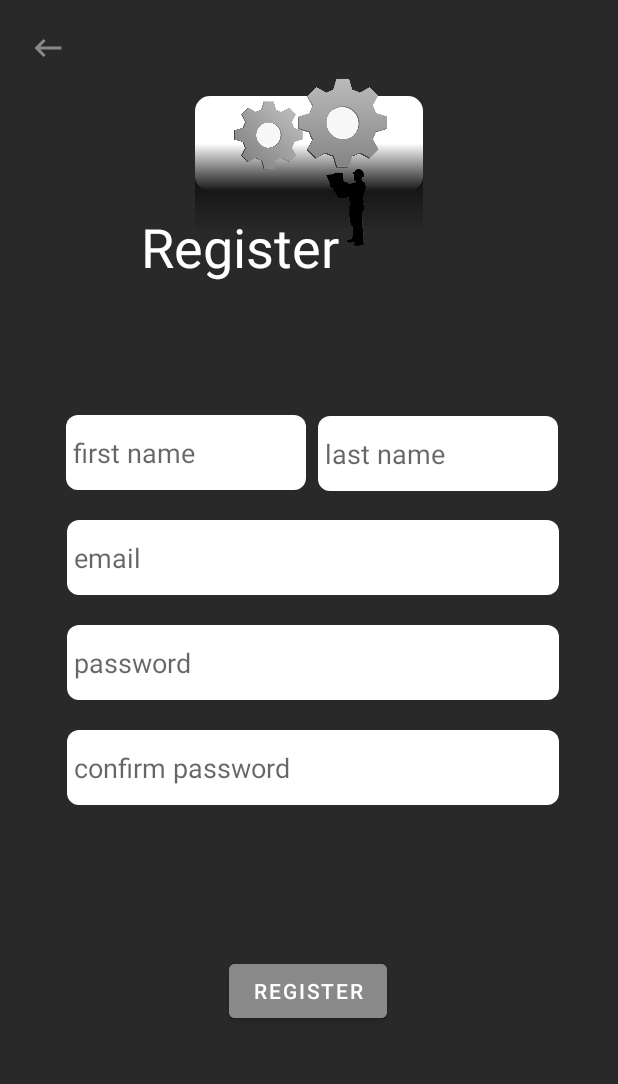
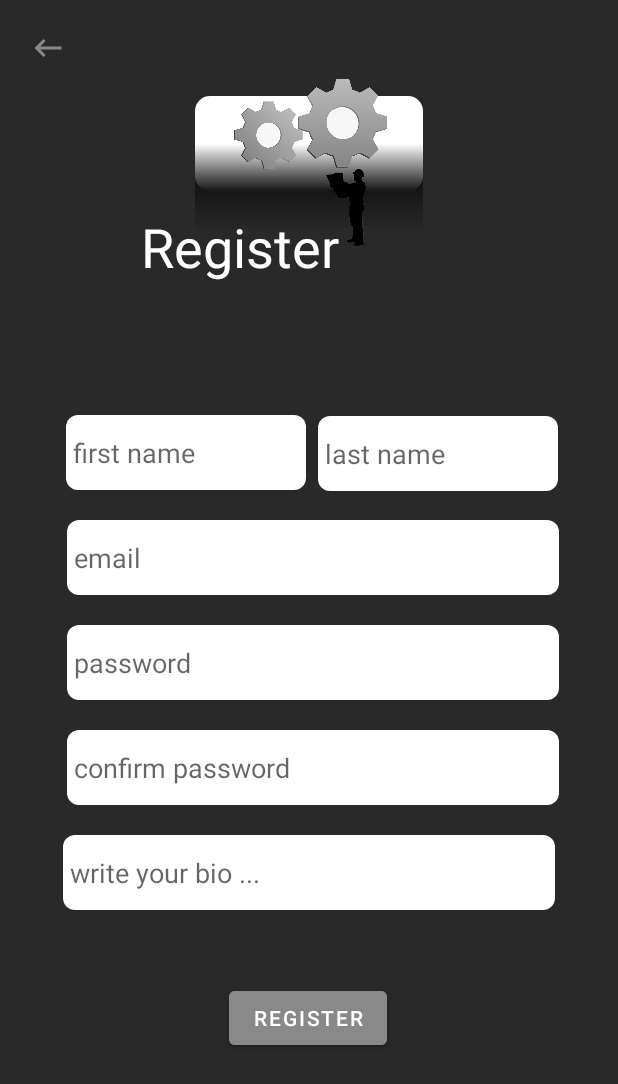
Before and after one commit to MustafaHT/EngineersGuide, an Android app: the RegisterFragment screen opened through its navigation route, after a tap on "REGISTER", on a phone screen of 412 x 824 dp. Shown: the top 1084 px of the screen. Run offline under Robolectric (Android 15) with nearby library versions, the phone set to English and light mode, and no system bars; our stand-ins replace Firebase (no records; nobody signed in at launch, a user with empty details on screens opened directly); Roboto replaces fonts that are not available here.

Commit message:
"added ComponentsAPI & CompnentsDao "

```diff
--- a/app/src/main/java/com/example/engineersguide/MainActivity.kt
+++ b/app/src/main/java/com/example/engineersguide/MainActivity.kt
@@ -5,6 +5,7 @@ import androidx.appcompat.app.AppCompatActivity
 import android.os.Bundle
 import android.os.Handler
 import android.widget.Toast
+import com.google.firebase.database.FirebaseDatabase
 
 class MainActivity : AppCompatActivity() {
 
@@ -16,5 +17,8 @@ class MainActivity : AppCompatActivity() {
 
 
 
+
     }
+
+
 }
--- /dev/null
+++ b/app/src/main/java/com/example/engineersguide/datamodels/User.kt
@@ -0,0 +1,8 @@
+package com.example.engineersguide.datamodels
+
+data class User(
+    var fName:String? = null,
+    val lName:String? = null,
+    var email:String? = null,
+    var password:String? = null,
+    var bio: String? = null)
--- a/app/src/main/java/com/example/engineersguide/identity/RegisterFragment.kt
+++ b/app/src/main/java/com/example/engineersguide/identity/RegisterFragment.kt
@@ -1,23 +1,24 @@
 package com.example.engineersguide.identity
 
-import android.content.Intent
 import android.os.Bundle
+import android.util.Log
 import androidx.fragment.app.Fragment
 import android.view.LayoutInflater
 import android.view.View
 import android.view.ViewGroup
 import android.widget.Toast
 import androidx.navigation.fragment.findNavController
-import com.example.engineersguide.MainActivity
 import com.example.engineersguide.R
 import com.example.engineersguide.databinding.FragmentRegisterBinding
+import com.example.engineersguide.datamodels.User
 import com.google.firebase.auth.FirebaseAuth
-import com.google.firebase.auth.FirebaseUser
+import com.google.firebase.database.FirebaseDatabase
 
+private const val TAG = "RegisterFragment"
 class RegisterFragment : Fragment() {
 
     private lateinit var binding: FragmentRegisterBinding
-
+    private lateinit var auth: FirebaseAuth
     override fun onCreateView(
         inflater: LayoutInflater, container: ViewGroup?,
         savedInstanceState: Bundle?
@@ -25,10 +26,17 @@ class RegisterFragment : Fragment() {
         // Inflate the layout for this fragment
         binding = FragmentRegisterBinding.inflate(inflater,container,false)
         return binding.root
+
+
     }
 
     override fun onViewCreated(view: View, savedInstanceState: Bundle?) {
         super.onViewCreated(view, savedInstanceState)
+
+        auth = FirebaseAuth.getInstance()
+        val uid = auth.currentUser?.uid
+        var databaseRef = FirebaseDatabase.getInstance().getReference("User")
+
 
         binding.backRegisterImageButton.setOnClickListener(){
             findNavController().navigate(R.id.action_registerFragment_to_loginFragment)
@@ -40,25 +48,40 @@ class RegisterFragment : Fragment() {
             val email:String = binding.emailRegisterEditText.text.toString()
             val password:String = binding.passwordRegisterEditText.text.toString()
             val confirmPassword:String = binding.confirmPasswordRegisterEditText.text.toString()
+            val bioTextView:String = binding.bioTextViewEditText.text.toString()
+
+            val user = User(fName,lName,email,password,bioTextView)
+
+            Log.d(TAG,"")
 
 
+
+            if(uid != null){
+                databaseRef.child(uid).setValue(user)
+            }
             if(fName.isNotEmpty() && lName.isNotEmpty() && email.isNotEmpty() && password.isNotEmpty() && confirmPassword.isNotEmpty()){
                 FirebaseAuth.getInstance().createUserWithEmailAndPassword(email,password).addOnCompleteListener(){
                     task ->
+                    if(password == confirmPassword) {
+                        if (task.isSuccessful) {
+                            Toast.makeText(context, "Registered Successfully", Toast.LENGTH_SHORT)
+                                .show()
+                            findNavController().navigate(R.id.action_registerFragment_to_loginFragment)
+                        } else {
+                            Toast.makeText(
+                                context,
+                                task.exception?.message.toString(),
+                                Toast.LENGTH_SHORT
+                            ).show()
+                        }
+                    }else{
+                        Toast.makeText(context, "Your Password Does Not Match", Toast.LENGTH_SHORT).show()
+                    }
 
-                    if (task.isSuccessful){
-                        val firebaseUser: FirebaseUser = task.result!!.user!!
-                        Toast.makeText(context, "User Registered Successfully", Toast.LENGTH_SHORT).show()
-                        findNavController().navigate(R.id.action_registerFragment_to_loginFragment)
-                    }else{
-                        Toast.makeText(context, task.exception?.message.toString(), Toast.LENGTH_SHORT).show()
-                    }
                 }
             }else{
                 Toast.makeText(context, "Please Fill Up All The Blanks", Toast.LENGTH_SHORT).show()
             }
         }
     }
-
-
 }
--- a/app/src/main/res/layout/fragment_register.xml
+++ b/app/src/main/res/layout/fragment_register.xml
@@ -68,13 +68,13 @@
         android:id="@+id/registerButton_register"
         android:layout_width="wrap_content"
         android:layout_height="wrap_content"
-        android:layout_marginTop="100dp"
+        android:layout_marginTop="48dp"
         android:backgroundTint="@color/gray"
         android:text="register"
         app:layout_constraintEnd_toEndOf="parent"
         app:layout_constraintHorizontal_bias="0.498"
         app:layout_constraintStart_toStartOf="parent"
-        app:layout_constraintTop_toBottomOf="@+id/confirmPassword_register_editText" />
+        app:layout_constraintTop_toBottomOf="@+id/bioTextViewEditText" />
 
     <TextView
         android:id="@+id/textView10"
@@ -178,4 +178,19 @@
         app:layout_constraintTop_toBottomOf="@+id/textView11"
         app:layout_constraintVertical_bias="0.047" />
 
+    <EditText
+        android:id="@+id/bioTextViewEditText"
+        android:layout_width="328dp"
+        android:layout_height="50dp"
+        android:layout_marginTop="20dp"
+        android:background="@drawable/edittextshape"
+        android:ems="10"
+        android:gravity="center_vertical"
+        android:hint=" write your bio ..."
+        android:inputType="textMultiLine"
+        app:layout_constraintEnd_toEndOf="parent"
+        app:layout_constraintHorizontal_bias="0.497"
+        app:layout_constraintStart_toStartOf="parent"
+        app:layout_constraintTop_toBottomOf="@+id/confirmPassword_register_editText" />
+
 </androidx.constraintlayout.widget.ConstraintLayout>
```
Also changed, not shown: app/build.gradle (+20 -0 lines), app/src/main/java/com/example/engineersguide/api/ComponentsAPI.kt (added, +27 -0 lines), app/src/main/java/com/example/engineersguide/database/ComponentsDao.kt (added, +19 -0 lines), app/src/main/java/com/example/engineersguide/main/ComponentsViewModel.kt (added, +9 -0 lines), app/src/main/java/com/example/engineersguide/model/components/Components.kt (added, +21 -0 lines), app/src/main/res/drawable-v24/profilepic.png (added).
